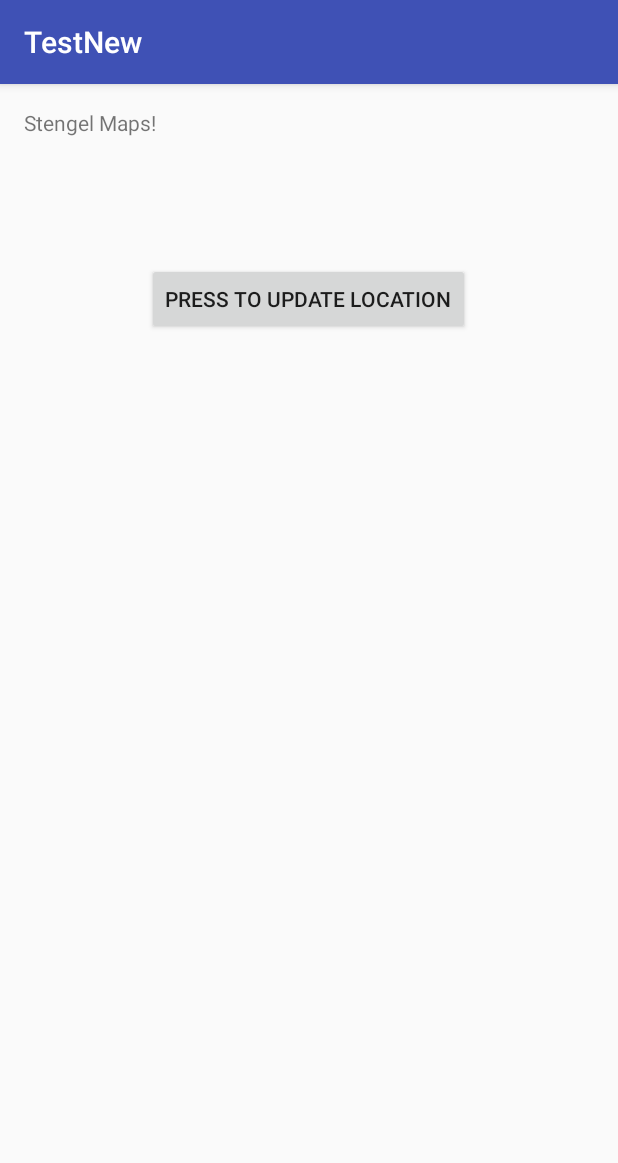
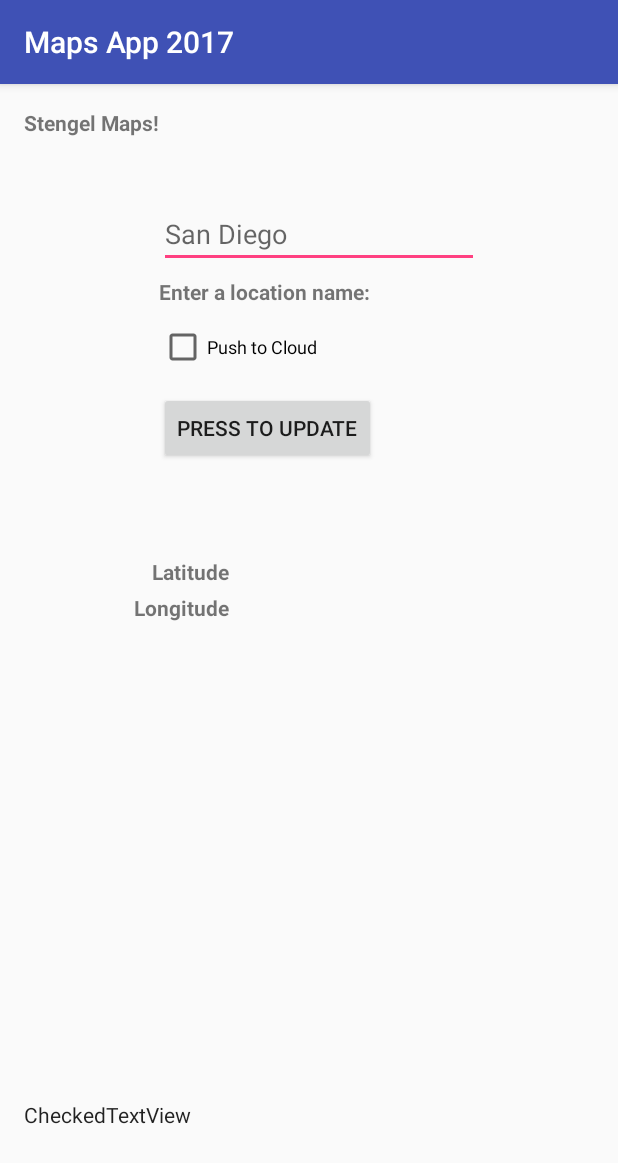
Before and after one commit to KayJayThree/MapsMaps, an Android app: the screen it shows after launch (MainActivity), on a phone screen of 412 x 824 dp. Shown: the top 1163 px of the screen. Run offline under Robolectric (Android 15) with nearby library versions, the phone set to English and light mode, and no system bars.

Commit message:
working after major problemo with small update toward Android 3.3. Appears to be finally working, woooooo...

```diff
--- a/src/main/AndroidManifest.xml
+++ b/src/main/AndroidManifest.xml
@@ -1,6 +1,12 @@
 <?xml version="1.0" encoding="utf-8"?>
 <manifest xmlns:android="http://schemas.android.com/apk/res/android"
     package="com.example.stengel.MapApp2017">
+
+    <!--
+         The android.permission.INTERNET permissions are used to gain access
+         to Tomcat Server for use in this application.
+    -->
+    <uses-permission android:name="android.permission.INTERNET"/>
 
     <!--
          The ACCESS_COARSE/FINE_LOCATION permissions are not required to use
--- a/src/main/res/layout/activity_main.xml
+++ b/src/main/res/layout/activity_main.xml
@@ -11,20 +11,102 @@
     tools:context="com.example.stengel.MapApp2017.MainActivity">
 
     <TextView
+        android:id="@+id/textView"
         android:layout_width="wrap_content"
         android:layout_height="wrap_content"
         android:text="Stengel Maps!"
-        android:id="@+id/textView" />
+        android:textStyle="bold" />
 
     <Button
-        android:text="Press to Update Location"
+        android:id="@+id/button2"
         android:layout_width="wrap_content"
         android:layout_height="wrap_content"
-        android:layout_marginTop="84dp"
-        android:id="@+id/button2"
+        android:layout_marginTop="14dp"
         android:onClick="btnAddMyPlace_OnClick"
+        android:text="Press to Update"
+        android:layout_below="@+id/chkCloudPush"
+        android:layout_alignStart="@+id/txtName" />
+
+    <EditText
+        android:id="@+id/txtEdName"
+        android:layout_width="wrap_content"
+        android:layout_height="wrap_content"
+        android:layout_alignBottom="@+id/txtName"
+        android:layout_marginBottom="25dp"
+        android:layout_toEndOf="@+id/textView"
+        android:ems="10"
+        android:hint="San Diego"
+        android:inputType="textPersonName" />
+
+    <TextView
+        android:id="@+id/txtName"
+        android:layout_width="wrap_content"
+        android:layout_height="wrap_content"
+        android:layout_marginTop="93dp"
+        android:text="Enter a location name:"
+        android:textStyle="bold"
         android:layout_below="@+id/textView"
-        android:layout_centerHorizontal="true" />
+        android:layout_alignStart="@+id/txtEdName" />
+
+    <TextView
+        android:id="@+id/textLongitude"
+        android:layout_width="140dp"
+        android:layout_height="wrap_content"
+        android:layout_alignParentStart="true"
+        android:layout_below="@+id/button2"
+        android:layout_marginTop="86dp"
+        android:text="Longitude "
+        android:textAlignment="textEnd"
+        android:textAllCaps="false"
+        android:textStyle="bold" />
+
+    <TextView
+        android:id="@+id/textLatitude"
+        android:layout_width="wrap_content"
+        android:layout_height="wrap_content"
+        android:layout_alignBottom="@+id/textLongitude"
+        android:layout_alignEnd="@+id/textLongitude"
+        android:layout_alignParentStart="true"
+        android:layout_marginBottom="24dp"
+        android:text="Latitude "
+        android:textAlignment="textEnd"
+        android:textAllCaps="false"
+        android:textStyle="bold" />
+
+    <TextView
+        android:id="@+id/txtLon"
+        android:layout_width="140dp"
+        android:layout_height="wrap_content"
+        android:layout_alignBaseline="@+id/textLongitude"
+        android:layout_alignBottom="@+id/textLongitude"
+        android:layout_alignStart="@+id/txtLat" />
+
+    <TextView
+        android:id="@+id/txtLat"
+        android:layout_width="140dp"
+        android:layout_height="wrap_content"
+        android:layout_alignBaseline="@+id/textLatitude"
+        android:layout_alignBottom="@+id/textLatitude"
+        android:layout_toEndOf="@+id/textLatitude" />
+
+    <CheckedTextView
+        android:id="@+id/checkedTextView"
+        android:layout_width="wrap_content"
+        android:layout_height="wrap_content"
+        android:layout_marginBottom="55dp"
+        android:text="CheckedTextView"
+        android:layout_alignParentBottom="true" />
+
+    <CheckBox
+        android:id="@+id/chkCloudPush"
+        android:layout_width="140dp"
+        android:layout_height="wrap_content"
+        android:layout_alignStart="@+id/button2"
+        android:layout_below="@+id/txtEdName"
+        android:layout_marginTop="11dp"
+        android:checked="false"
+        android:text="Push to Cloud"
+        android:textSize="12sp" />
     <!-- VCS Commit Changes  -->
 
 </RelativeLayout>
--- a/src/main/res/values/strings.xml
+++ b/src/main/res/values/strings.xml
@@ -1,4 +1,4 @@
 <resources>
-    <string name="app_name">TestNew</string>
+    <string name="app_name">Maps App 2017</string>
     <string name="title_activity_maps">Map</string>
 </resources>
```
Also changed, not shown: build.gradle (+6 -1 lines), src/main/java/com/example/stengel/MapApp2017/MainActivity.java (+78 -6 lines), src/main/java/com/example/stengel/MapApp2017/WebServiceClient.java (added, +77 -0 lines), 1 other file.
